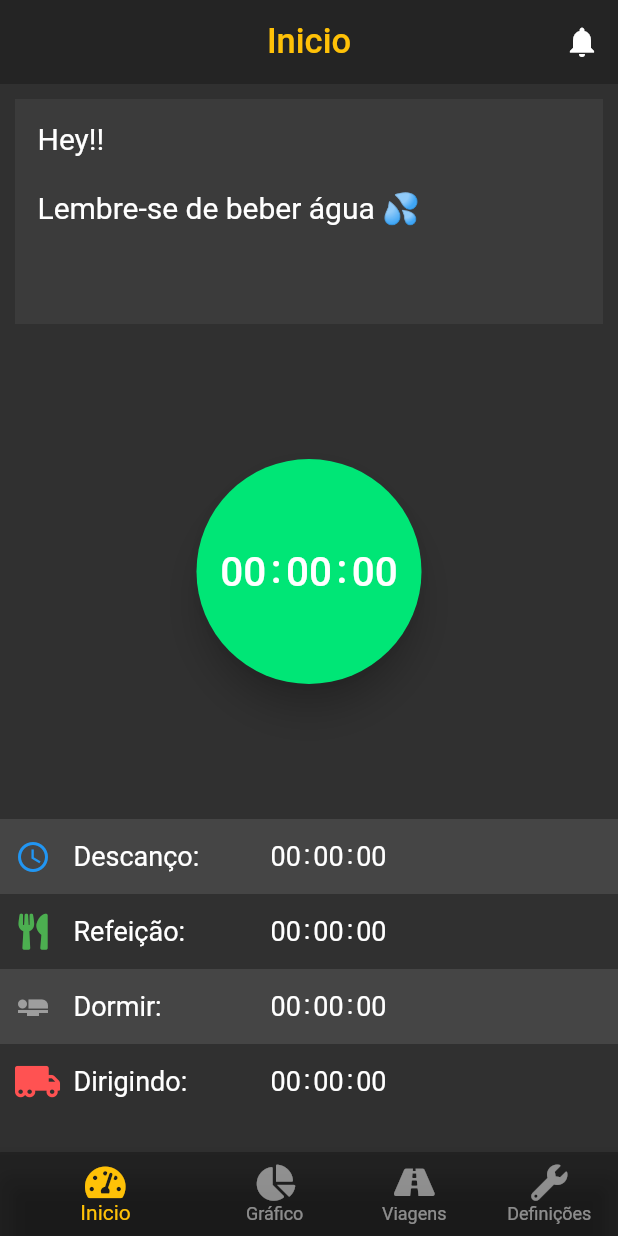
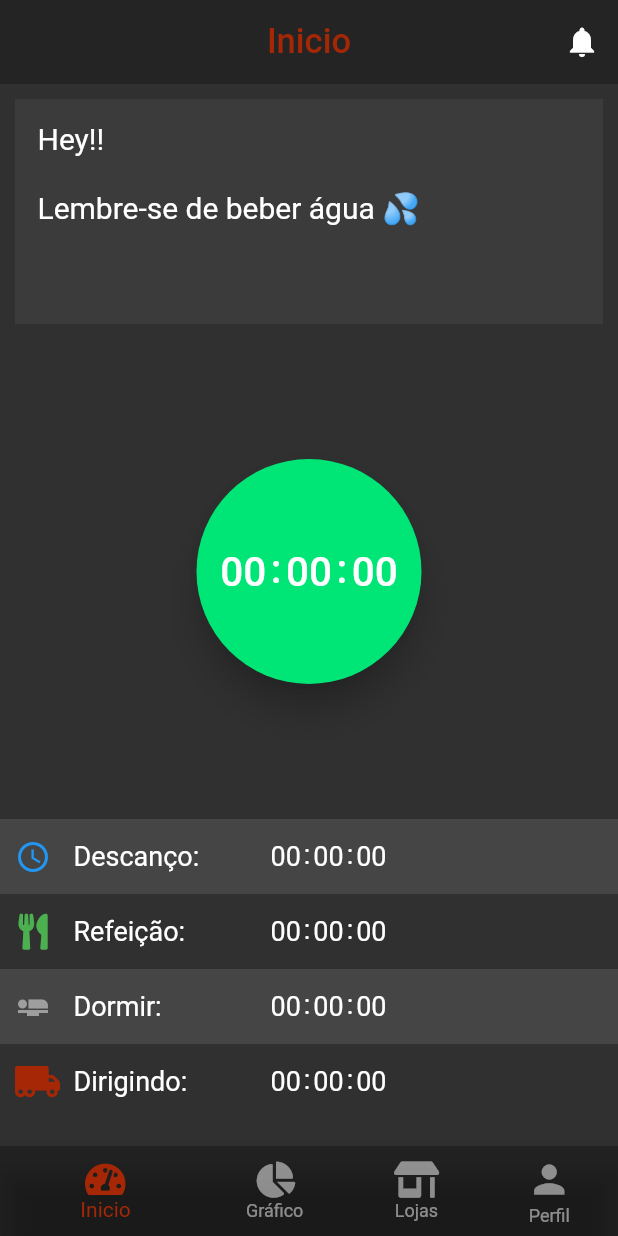
Before and after one commit to FabioLafayete/Voce_na_Estrada, a Flutter app: the Home screen opened directly, after a tap on the "access time" icon, on a phone screen of 412 x 824 dp. Run offline on Flutter 3.47's test engine with Material 2 defaults, Android fonts, the phone set to English and light mode, and no system bars; our stand-ins replace charts_flutter, font_awesome_flutter, intro_slider; network calls fail.

Commit message:
list items

```diff
--- a/lib/main.dart
+++ b/lib/main.dart
@@ -1,6 +1,5 @@
 import 'package:flutter/material.dart';
 import 'package:hackbr/screens/wellcome.dart';
-import 'Screens/home.dart';
 
 void main() {
   runApp(MyApp());
--- a/lib/screens/home.dart
+++ b/lib/screens/home.dart
@@ -1,6 +1,8 @@
 import 'package:flutter/material.dart';
 import 'package:font_awesome_flutter/font_awesome_flutter.dart';
 import 'package:hackbr/Tab/inicio.dart';
+import 'package:hackbr/tab/chart.dart';
+import 'package:hackbr/tab/stores.dart';
 
 class Home extends StatefulWidget {
   @override
@@ -33,9 +35,9 @@ class _HomeState extends State<Home> {
           title: Text(
             page == 0 ? "Inicio" :
             page == 1 ? 'Gráfico' :
-            page == 2 ? "Viagens" : 'Definições',
+            page == 2 ? "Lojas" : 'Perfil',
             style: TextStyle(
-                color: Colors.amber,
+                color: Color.fromRGBO(166, 39, 6, 1),
                 fontSize: 23
             ),
           ),
@@ -53,7 +55,7 @@ class _HomeState extends State<Home> {
         bottomNavigationBar: Theme(
           data: Theme.of(context).copyWith(
               canvasColor: Colors.black26,
-              primaryColor: Colors.amber,
+              primaryColor: Color.fromRGBO(166, 39, 6, 1),
               textTheme: Theme.of(context).textTheme.copyWith(
                   caption: TextStyle(
                       color: Colors.white38
@@ -64,7 +66,7 @@ class _HomeState extends State<Home> {
             showUnselectedLabels: true,
             showSelectedLabels: true,
             unselectedItemColor: Colors.white.withOpacity(0.5),
-            selectedItemColor: Colors.amber,
+            selectedItemColor: Color.fromRGBO(166, 39, 6, 1),
             currentIndex: page,
             onTap: (p){
               _pageController.animateToPage(
@@ -76,19 +78,19 @@ class _HomeState extends State<Home> {
             items: [
               BottomNavigationBarItem(
                   icon: Icon(FontAwesomeIcons.tachometerAlt),
-                  title: Text(" Inicio")
+                  title: Text(" Inicio", style: TextStyle(fontSize: 17))
               ),
               BottomNavigationBarItem(
                   icon: Icon(FontAwesomeIcons.chartPie),
-                  title: Text("Gráfico")
+                  title: Text("Gráfico", style: TextStyle(fontSize: 17))
               ),
               BottomNavigationBarItem(
-                  icon: Icon(FontAwesomeIcons.road),
-                  title: Text(" Viagens")
+                  icon: Icon(FontAwesomeIcons.storeAlt),
+                  title: Text("  Lojas", style: TextStyle(fontSize: 17))
               ),
               BottomNavigationBarItem(
-                  icon: Icon(FontAwesomeIcons.wrench),
-                  title: Text("Definições")
+                  icon: Icon(Icons.person, size: 30,),
+                  title: Text("Perfil", style: TextStyle(fontSize: 17))
               )
             ],
           ),
@@ -104,8 +106,8 @@ class _HomeState extends State<Home> {
             controller: _pageController,
             children: <Widget>[
               InicioTab(),
-              Container(color: Colors.orangeAccent),
-              Container(color: Colors.yellow),
+              ChartTab(),
+              StoresTab(),
               Container(color: Colors.red)
             ],
           ),
--- /dev/null
+++ b/lib/tab/chart.dart
@@ -0,0 +1,219 @@
+import 'package:flutter/material.dart';
+import 'package:charts_flutter/flutter.dart' as charts;
+import 'package:font_awesome_flutter/font_awesome_flutter.dart';
+
+class ChartTab extends StatefulWidget {
+  final Widget child;
+
+  ChartTab({Key key, this.child}) : super(key: key);
+
+  _ChartTabState createState() => _ChartTabState();
+}
+
+class _ChartTabState extends State<ChartTab> {
+  List<charts.Series<Travels, String>> _seriesData;
+  List<charts.Series<Task, String>> _seriesPieData;
+
+  _generateData() {
+    var data1 = [
+      new Travels(1980, '', 50),
+    ];
+    var data2 = [
+      new Travels(1985, '', 90),
+    ];
+    var data3 = [
+      new Travels(1985, '', 130),
+    ];
+
+    var piedata = [
+      new Task('Dirigindo', 45.8, Color.fromRGBO(166, 39, 6, 1)),
+      new Task('Dormindo', 25.3, Colors.grey),
+      new Task('Alimentando', 8.3, Colors.green),
+      new Task('Descansando', 10.6, Colors.blue),
+    ];
+
+
+    _seriesData.add(
+      charts.Series(
+        domainFn: (Travels pollution, _) => pollution.place,
+        measureFn: (Travels pollution, _) => pollution.quantity,
+        id: '2017',
+        colorFn: (Travels pollution, _) =>
+            charts.ColorUtil.fromDartColor(Color(0xff990099)),
+        data: data1,
+        fillPatternFn: (_, __) => charts.FillPatternType.solid,
+        fillColorFn: (Travels pollution, _) =>
+            charts.ColorUtil.fromDartColor(Color(0xff990099)),
+      ),
+    );
+
+    _seriesData.add(
+      charts.Series(
+        domainFn: (Travels pollution, _) => pollution.place,
+        measureFn: (Travels pollution, _) => pollution.quantity,
+        id: '2018',
+        data: data2,
+        colorFn: (Travels pollution, _) =>
+            charts.ColorUtil.fromDartColor(Color(0xff109618)),
+        fillPatternFn: (_, __) => charts.FillPatternType.solid,
+        fillColorFn: (Travels pollution, _) =>
+            charts.ColorUtil.fromDartColor(Color(0xff109618)),
+      ),
+    );
+
+    _seriesData.add(
+      charts.Series(
+        domainFn: (Travels pollution, _) => pollution.place,
+        measureFn: (Travels pollution, _) => pollution.quantity,
+        id: '2019',
+        data: data3,
+        colorFn: (Travels pollution, _) =>
+            charts.ColorUtil.fromDartColor(Color(0xffff9900)),
+        fillPatternFn: (_, __) => charts.FillPatternType.solid,
+        fillColorFn: (Travels pollution, _) =>
+            charts.ColorUtil.fromDartColor(Color(0xffff9900)),
+      ),
+    );
+
+    _seriesPieData.add(
+      charts.Series(
+        domainFn: (Task task, _) => task.task,
+        measureFn: (Task task, _) => task.taskvalue,
+        colorFn: (Task task, _) =>
+            charts.ColorUtil.fromDartColor(task.colorval),
+        id: 'percent',
+        data: piedata,
+        labelAccessorFn: (Task row, _) => '${row.taskvalue}',
+      ),
+    );
+
+  }
+
+  @override
+  void initState() {
+    // TODO: implement initState
+    super.initState();
+    _seriesData = List<charts.Series<Travels, String>>();
+    _seriesPieData = List<charts.Series<Task, String>>();
+    _generateData();
+  }
+
+  @override
+  Widget build(BuildContext context) {
+    return DefaultTabController(
+        length: 2,
+        child: Scaffold(
+          appBar: PreferredSize(
+            preferredSize: Size.fromHeight(kToolbarHeight),
+            child: Container(
+              color: Color.fromRGBO(36, 36, 36, 1),
+              child: SafeArea(
+                child: Column(
+                  children: <Widget>[
+                    Expanded(child: Container()),
+                    TabBar(
+                      indicatorColor: Color.fromRGBO(143, 43, 10, 1),
+                      tabs: [
+                        Tab(
+                          icon: Icon(FontAwesomeIcons.solidChartBar),
+                        ),
+                        Tab(icon: Icon(FontAwesomeIcons.chartPie)),
+                      ],
+                    ),
+                  ],
+                ),
+              ),
+            ),
+          ),
+          body: TabBarView(
+            children: [
+              Padding(
+                padding: EdgeInsets.all(8.0),
+                child: Container(
+                  child: Center(
+                    child: Column(
+                      children: <Widget>[
+                        Text(
+                          'Número de viagens por ano',
+                          style: TextStyle(
+                              fontSize: 24.0,
+                              fontWeight: FontWeight.bold)
+                        ),
+                        Expanded(
+                          child: charts.BarChart(
+                            _seriesData,
+                            animate: true,
+                            barGroupingType: charts.BarGroupingType.grouped,
+                            behaviors: [new charts.SeriesLegend()],
+                            animationDuration: Duration(seconds: 1),
+                          ),
+                        ),
+                      ],
+                    ),
+                  ),
+                ),
+              ),
+              Padding(
+                padding: EdgeInsets.all(8.0),
+                child: Container(
+                  child: Center(
+                    child: Column(
+                      children: <Widget>[
+                        Text(
+                          'Porcentagem de atividades',
+                          style: TextStyle(
+                              fontSize: 24.0,
+                              fontWeight: FontWeight.bold)
+                        ),
+                        SizedBox(height: 10.0),
+                        Expanded(
+                          child: charts.PieChart(
+                              _seriesPieData,
+                              animate: true,
+                              animationDuration: Duration(seconds: 1),
+                              behaviors: [
+                                new charts.DatumLegend(
+                                  outsideJustification: charts.OutsideJustification.endDrawArea,
+                                  horizontalFirst: false,
+                                  desiredMaxRows: 2,
+                                  cellPadding: new EdgeInsets.only(right: 4.0, bottom: 4.0),
+                                  entryTextStyle: charts.TextStyleSpec(
+                                      color: charts.MaterialPalette.purple.shadeDefault,
+                                      fontFamily: 'Georgia',
+                                      fontSize: 18),
+                                )
+                              ],
+                              defaultRenderer: new charts.ArcRendererConfig(
+                                  arcWidth: 100,
+                                  arcRendererDecorators: [
+                                    new charts.ArcLabelDecorator(
+                                        labelPosition: charts.ArcLabelPosition.inside)
+                                  ])),
+                        ),
+                      ],
+                    ),
+                  ),
+                ),
+              ),
+            ],
+          ),
+        ),
+      );
+  }
+}
+
+class Travels {
+  String place;
+  int year;
+  int quantity;
+
+  Travels(this.year, this.place, this.quantity);
+}
+
+class Task {
+  String task;
+  double taskvalue;
+  Color colorval;
+
+  Task(this.task, this.taskvalue, this.colorval);
+}
--- a/lib/tab/inicio.dart
+++ b/lib/tab/inicio.dart
@@ -1,5 +1,3 @@
-import 'dart:async';
-
 import 'package:flutter/material.dart';
 import 'package:font_awesome_flutter/font_awesome_flutter.dart';
 import 'package:hackbr/timer/food_timer.dart';
@@ -104,7 +102,7 @@ class _InicioTabState extends State<InicioTab> with AutomaticKeepAliveClientMixi
             ChangeNotifierProvider<TimerService>.value(
               value: timeService,
               child: ColumnTimer(
-                colorIcon: Colors.redAccent,
+                colorIcon: Color.fromRGBO(166, 39, 6, 1),
                 colorColumn: Colors.transparent,
                 icon: FontAwesomeIcons.truckMoving,
                 text: 'Dirigindo',
--- /dev/null
+++ b/lib/tab/stores.dart
@@ -0,0 +1,67 @@
+import 'package:flutter/material.dart';
+import 'package:hackbr/utils/place_tile.dart';
+
+class StoresTab extends StatefulWidget {
+  @override
+  _StoresTabState createState() => _StoresTabState();
+}
+
+class _StoresTabState extends State<StoresTab> {
+
+  Future<List<Map<String, dynamic>>> getStores () async {
+    return [{
+        'address': 'Rod. Régis Bittencourt, Km 313 - 5 - Paiol do Meio, São Lourenço da Serra - SP, 06890-000',
+        'image': 'https://lh3.ggpht.com/p/AF1QipMReT1o-MIwg1Prg6M3WSlSPaAn_oTA6xTq6uaZ=s1024',
+        'lat': '-23.8906788',
+        'long': '-46.9832226',
+        'phone': '+551146870606',
+        'title': 'COSTELASUL58',
+        'itens' : [
+          {
+            'title': 'Coma a vontade por um preço fixo',
+            'image': 'https://lh3.ggpht.com/p/AF1QipMReT1o-MIwg1Prg6M3WSlSPaAn_oTA6xTq6uaZ=s1536',
+            'price': 21.90,
+            'cashback': 2.0
+          }
+          ]
+      },
+      {
+        'address': 'Jardim das Palmeiras, Juquitiba - State of São Paulo, 06950-000',
+        'image': 'https://lh5.googleusercontent.com/p/AF1QipMQe9DfoToNigovt1mJcPJNn5hBFZQC6F_KVnGx=s1031-k-no',
+        'lat': '-23.9305206',
+        'long': '-47.0071751',
+        'phone': '+5511971773858',
+        'title': 'Baitaca Burgers'
+      },
+      {
+        'address': 'Campina Grande do Sul - State of Paraná, 83430-000',
+        'image': 'https://lh3.ggpht.com/p/AF1QipPaR4sHi0YSfDSbUF5I7c62IEsLCyQBxl5xaQzQ=s1024',
+        'lat': '-25.1074189',
+        'long': '-48.7942217',
+        'phone': '',
+        'title': 'Pelanda'
+      },
+      ];
+  }
+
+  @override
+  Widget build(BuildContext context) {
+    return FutureBuilder<List<Map<String, dynamic>>>(
+      future: getStores(),
+      initialData: [],
+      builder: (context, snapshot){
+        if(!snapshot.hasData){
+          return Center(
+            child: CircularProgressIndicator(),
+          );
+        } else {
+          return ListView(
+              children: snapshot.data.map(
+                      (doc)=> PlaceTile(doc)
+              ).toList()
+          );
+        }
+      },
+    );
+  }
+}
--- /dev/null
+++ b/lib/utils/place_tile.dart
@@ -0,0 +1,72 @@
+import 'package:flutter/material.dart';
+import 'package:hackbr/screens/store.dart';
+import 'package:url_launcher/url_launcher.dart';
+
+class PlaceTile extends StatelessWidget {
+
+  final Map<String, dynamic> snapshot;
+
+  PlaceTile(this.snapshot);
+
+  @override
+  Widget build(BuildContext context) {
+    return Card(
+      margin: EdgeInsets.symmetric(horizontal: 12.0, vertical: 6.0),
+      child: InkWell(
+        onTap: (){
+          Navigator.of(context).push(MaterialPageRoute(
+              builder: (context) => Store(snapshot: snapshot)));
+        },
+        child: Column(
+          crossAxisAlignment: CrossAxisAlignment.stretch,
+          children: <Widget>[
+            SizedBox(
+              height: 100.0,
+              child: Image.network(snapshot["image"], fit: BoxFit.cover),
+            ),
+            Container(
+              padding: EdgeInsets.all(8.0),
+              child: Column(
+                crossAxisAlignment: CrossAxisAlignment.stretch,
+                children: <Widget>[
+                  Text(
+                    snapshot["title"],
+                    textAlign: TextAlign.start,
+                    style: TextStyle(fontWeight: FontWeight.bold, fontSize: 16.0),
+                  ),
+                  Text(
+                    snapshot["address"],
+                    textAlign: TextAlign.start,
+                  )
+                ],
+              ),
+            ),
+            Row(
+              mainAxisAlignment: MainAxisAlignment.end,
+              children: <Widget>[
+                FlatButton(
+                  child: Text("Ver no Mapa"),
+                  textColor: Colors.blue,
+                  padding: EdgeInsets.zero,
+                  onPressed: (){
+                    launch("https://www.google.com/maps/search/?api=1&query=${snapshot["lat"]},"
+                        "${snapshot["long"]}");
+                  },
+                ),
+                FlatButton(
+                  child: Text("Ligar"),
+                  textColor: Colors.blue,
+                  padding: EdgeInsets.zero,
+                  onPressed: (){
+                    launch("tel: ${snapshot["phone"]}");
+                  },
+                )
+              ],
+            )
+          ],
+        ),
+      ),
+    );
+
+  } // build
+} // PlaceTile
--- a/pubspec.yaml
+++ b/pubspec.yaml
@@ -18,6 +18,8 @@ dependencies:
   dio: 3.0.9
   provider: ^4.0.3
   intro_slider: ^2.3.1
+  charts_flutter: ^0.9.0
+  url_launcher: 5.4.10
 
 dev_dependencies:
   flutter_test:
```
Also changed, not shown: lib/screens/store.dart (added, +31 -0 lines), lib/screens/wellcome.dart (+5 -4 lines), lib/utils/list_itens.dart (added, +122 -0 lines), lib/images/01.jpeg (deleted), lib/images/01.jpg (added), pubspec.lock, 2 other files.
